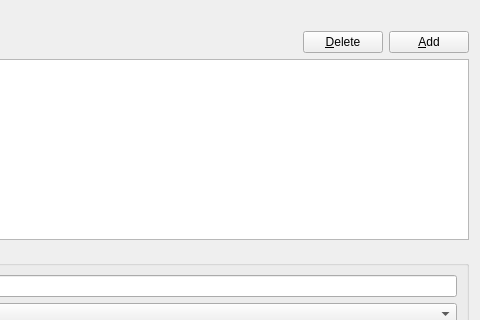
This is question_form.ui in cogranpm/qttabsample as Qt 5 draws it before an edit; both pictures show x 184 to 664 and y 0 to 320 of the 664 by 591 pixel window. The edited form follows.
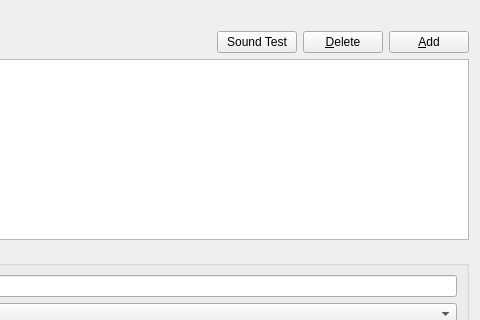
This is the edited form.

Patch:
```diff
--- a/question_form.ui
+++ b/question_form.ui
@@ -36,6 +36,13 @@
        </property>
       </spacer>
      </item>
+     <item>
+      <widget class="QPushButton" name="btnSoundTest">
+       <property name="text">
+        <string>Sound Test</string>
+       </property>
+      </widget>
+     </item>
      <item>
       <widget class="QPushButton" name="btnDelete">
        <property name="maximumSize">
```
